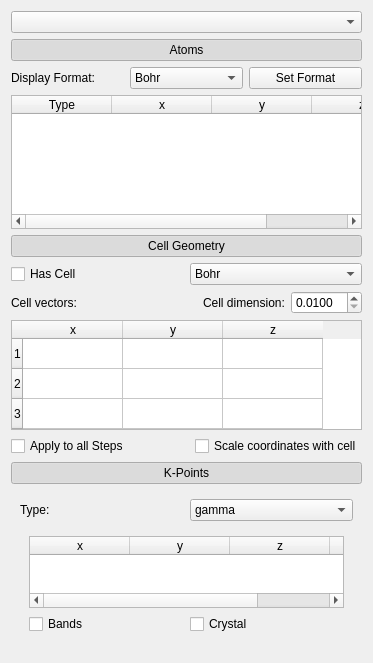
Above: vipster/qt/molwidget.ui from sgsaenger/vipster before the change. Below: the same form after it.
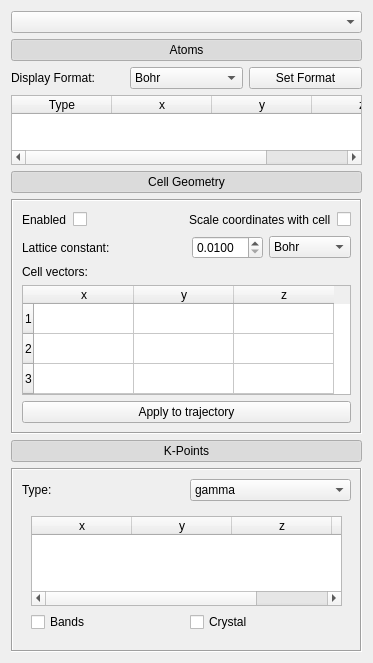
That is the form after the change. The open tabs and pages were chosen to show the change.

Commit message:
polished cell-widget
don't automatically enable cell -> can finish input of vectors before
bonds are created
manually apply to trajectory

```diff
--- a/vipster/qt/molwidget.ui
+++ b/vipster/qt/molwidget.ui
@@ -13,7 +13,7 @@
   <property name="windowTitle">
    <string>Form</string>
   </property>
-  <layout class="QVBoxLayout" name="verticalLayout" stretch="1,1,1,1,1,1,1,0">
+  <layout class="QVBoxLayout" name="verticalLayout" stretch="1,1,1,1,0,1,0,0">
    <item>
     <widget class="QComboBox" name="molList"/>
    </item>
@@ -137,62 +137,41 @@
     </widget>
    </item>
    <item>
-    <widget class="QWidget" name="cellContainer" native="true">
+    <widget class="QFrame" name="cellContainer">
      <property name="sizePolicy">
       <sizepolicy hsizetype="Preferred" vsizetype="Fixed">
        <horstretch>0</horstretch>
        <verstretch>0</verstretch>
       </sizepolicy>
      </property>
+     <property name="frameShape">
+      <enum>QFrame::Box</enum>
+     </property>
+     <property name="frameShadow">
+      <enum>QFrame::Sunken</enum>
+     </property>
      <layout class="QVBoxLayout" name="verticalLayout_3">
-      <property name="leftMargin">
-       <number>0</number>
-      </property>
-      <property name="topMargin">
-       <number>0</number>
-      </property>
-      <property name="rightMargin">
-       <number>0</number>
-      </property>
-      <property name="bottomMargin">
-       <number>0</number>
-      </property>
       <item>
        <layout class="QHBoxLayout" name="cellFmtLayout">
         <item>
-         <widget class="QCheckBox" name="cellEnabled">
+         <widget class="QLabel" name="cellEnabledLabel">
           <property name="text">
-           <string>Has Cell</string>
+           <string>Enabled</string>
           </property>
+          <property name="buddy">
+           <cstring>cellEnabledBox</cstring>
+          </property>
          </widget>
         </item>
         <item>
-         <widget class="QComboBox" name="cellFmt">
-          <item>
-           <property name="text">
-            <string>Bohr</string>
-           </property>
-          </item>
-          <item>
-           <property name="text">
-            <string>Angstrom</string>
-           </property>
-          </item>
-         </widget>
-        </item>
-       </layout>
-      </item>
-      <item>
-       <layout class="QHBoxLayout" name="cellDimLayout">
-        <item>
-         <widget class="QLabel" name="cellVecLabel">
+         <widget class="QCheckBox" name="cellEnabledBox">
           <property name="text">
-           <string>Cell vectors:</string>
+           <string/>
           </property>
          </widget>
         </item>
         <item>
-         <spacer name="cellDimSpacer">
+         <spacer name="cellHorSpacer">
           <property name="orientation">
            <enum>Qt::Horizontal</enum>
           </property>
@@ -204,13 +183,47 @@
           </property>
          </spacer>
         </item>
+        <item>
+         <widget class="QLabel" name="cellScaleLabel">
+          <property name="text">
+           <string>Scale coordinates with cell</string>
+          </property>
+          <property name="buddy">
+           <cstring>cellScaleBox</cstring>
+          </property>
+         </widget>
+        </item>
+        <item>
+         <widget class="QCheckBox" name="cellScaleBox">
+          <property name="text">
+           <string/>
+          </property>
+         </widget>
+        </item>
+       </layout>
+      </item>
+      <item>
+       <layout class="QHBoxLayout" name="cellEditLayout">
         <item>
          <widget class="QLabel" name="cellDimLabel">
           <property name="text">
-           <string>Cell dimension:</string>
+           <string>Lattice constant:</string>
           </property>
          </widget>
         </item>
+        <item>
+         <spacer name="cellDimSpacer">
+          <property name="orientation">
+           <enum>Qt::Horizontal</enum>
+          </property>
+          <property name="sizeHint" stdset="0">
+           <size>
+            <width>40</width>
+            <height>20</height>
+           </size>
+          </property>
+         </spacer>
+        </item>
         <item>
          <widget class="QDoubleSpinBox" name="cellDimBox">
           <property name="decimals">
@@ -221,8 +234,29 @@
           </property>
          </widget>
         </item>
+        <item>
+         <widget class="QComboBox" name="cellFmt">
+          <item>
+           <property name="text">
+            <string>Bohr</string>
+           </property>
+          </item>
+          <item>
+           <property name="text">
+            <string>Angstrom</string>
+           </property>
+          </item>
+         </widget>
+        </item>
        </layout>
       </item>
+      <item>
+       <widget class="QLabel" name="cellVecLabel">
+        <property name="text">
+         <string>Cell vectors:</string>
+        </property>
+       </widget>
+      </item>
       <item>
        <widget class="QTableWidget" name="cellVecTable">
         <property name="sizePolicy">
@@ -270,35 +304,11 @@
        </widget>
       </item>
       <item>
-       <layout class="QHBoxLayout" name="cellEditLayout">
-        <item>
-         <widget class="QCheckBox" name="cellAllBox">
-          <property name="text">
-           <string>Apply to all Steps</string>
-          </property>
-         </widget>
-        </item>
-        <item>
-         <spacer name="cellEditSpacer">
-          <property name="orientation">
-           <enum>Qt::Horizontal</enum>
-          </property>
-          <property name="sizeHint" stdset="0">
-           <size>
-            <width>40</width>
-            <height>20</height>
-           </size>
-          </property>
-         </spacer>
-        </item>
-        <item>
-         <widget class="QCheckBox" name="cellScaleBox">
-          <property name="text">
-           <string>Scale coordinates with cell</string>
-          </property>
-         </widget>
-        </item>
-       </layout>
+       <widget class="QPushButton" name="cellTrajecButton">
+        <property name="text">
+         <string>Apply to trajectory</string>
+        </property>
+       </widget>
       </item>
      </layout>
     </widget>
@@ -317,13 +327,19 @@
     </widget>
    </item>
    <item>
-    <widget class="QWidget" name="kpointContainer" native="true">
+    <widget class="QFrame" name="kpointContainer">
      <property name="maximumSize">
       <size>
        <width>16777215</width>
        <height>200</height>
       </size>
      </property>
+     <property name="frameShape">
+      <enum>QFrame::Box</enum>
+     </property>
+     <property name="frameShadow">
+      <enum>QFrame::Sunken</enum>
+     </property>
      <layout class="QGridLayout" name="gridLayout_2">
       <item row="0" column="0">
        <widget class="QLabel" name="label">
@@ -353,8 +369,11 @@
       </item>
       <item row="1" column="0" colspan="2">
        <widget class="QStackedWidget" name="kpointStack">
+        <property name="frameShape">
+         <enum>QFrame::NoFrame</enum>
+        </property>
         <property name="currentIndex">
-         <number>0</number>
+         <number>2</number>
         </property>
         <widget class="QWidget" name="gammapage">
          <layout class="QHBoxLayout" name="horizontalLayout">
```
Left out of the diff: 32 changed lines with no effect on the pictures. The commit also changes 2 other files.
